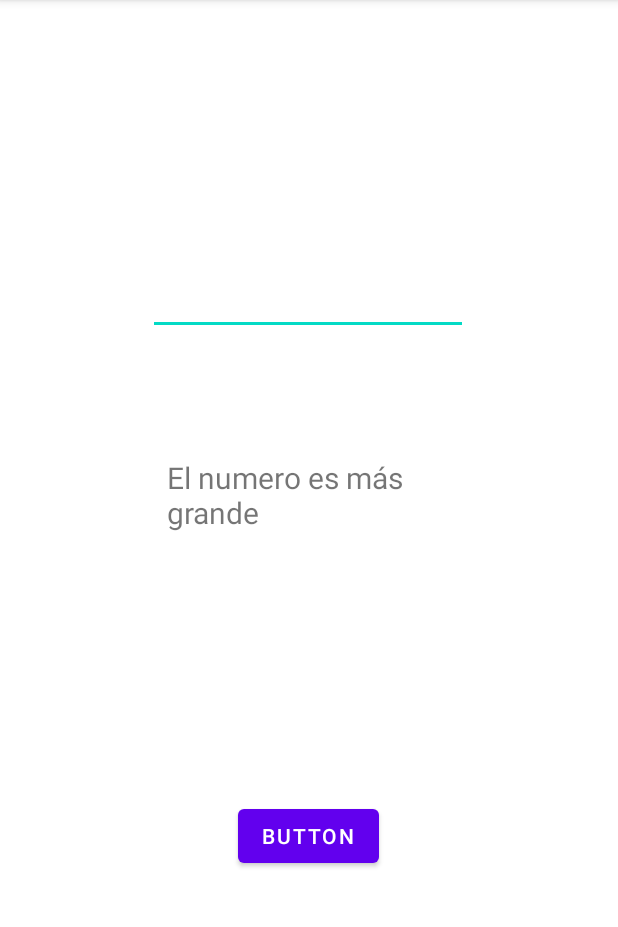
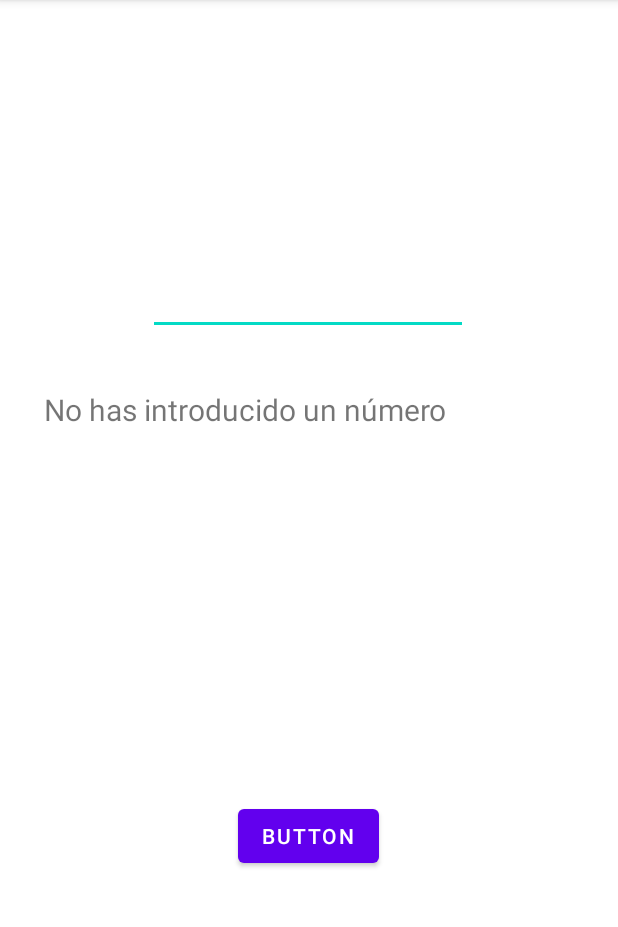
Before and after one commit to EduardMacianHerrera/EndevinaElNumero, an Android app: the screen it shows after launch (MainActivity), after a tap on "BUTTON", on a phone screen of 412 x 824 dp, the part 84-1011 px from its top. Run offline under Robolectric (Android 15) with nearby library versions, the phone set to English and light mode, and no system bars.

Commit message:
Añadido dialogo y ajustada la detección del valor

```diff
--- a/app/src/main/java/com/example/endevinaelnumero/MainActivity.java
+++ b/app/src/main/java/com/example/endevinaelnumero/MainActivity.java
@@ -1,10 +1,15 @@
 package com.example.endevinaelnumero;
 
+import androidx.appcompat.app.AlertDialog;
 import androidx.appcompat.app.AppCompatActivity;
+import androidx.fragment.app.DialogFragment;
 
+import android.app.Dialog;
 import android.content.Context;
+import android.content.DialogInterface;
 import android.os.Bundle;
 import android.text.Editable;
+import android.text.method.ScrollingMovementMethod;
 import android.view.View;
 import android.widget.Button;
 import android.widget.EditText;
@@ -28,29 +33,70 @@ public class MainActivity extends AppCompatActivity {
         Button button = findViewById(R.id.button);
         EditText campo = findViewById(R.id.campo);
         TextView textoCampo = findViewById(R.id.textView);
+        textoCampo.setMovementMethod(new ScrollingMovementMethod());
+        TextView textoIntentos = findViewById(R.id.intentos);
+
         button.setOnClickListener(new View.OnClickListener() {
             @Override
             public void onClick(View view) {
                 Context context = getApplicationContext();
-                intentos++;
                 CharSequence texto = "";
                 Editable valor = campo.getText();
 
-                int valorInt = Integer.parseInt(valor.toString());
+                if (!valor.toString().equals("")){
+                    intentos++;
+                    textoIntentos.setText("Intento "+intentos);
+                    int valorInt = Integer.parseInt(valor.toString());
+                    if (valorInt < numRandom){
+                        texto = "El numero "+ valorInt+ " es más pequeño\n";
+                    } else if (valorInt > numRandom) {
+                        texto = "El numero "+ valorInt+ " es más grande\n";
+                    } else {
+                        texto = "CORRECTO! Te ha llevado "+intentos+" intentos\n";
+                        AlertDialog.Builder builder = new AlertDialog.Builder(MainActivity.this);
+                        builder.setMessage("Has adivinado el número")
+                                .setTitle("CORRECTO")
+                                .setPositiveButton("ACEPTAR", new DialogInterface.OnClickListener() {
+                                    public void onClick(DialogInterface dialog, int id) {
 
-                if (valorInt > numRandom){
-                    texto = "El numero es más pequeño";
-                } else if (valorInt < numRandom) {
-                    texto = "El numero es más grande";
+                                    }
+                                });
+                        AlertDialog dialog = builder.create();
+                        dialog.show();
+                    }
+
+                    textoCampo.append(texto);
+                    Toast toast = Toast.makeText(context,texto,Toast.LENGTH_LONG);
+                    toast.show();
                 } else {
-                    texto = "CORRECTO! Te ha llevado "+intentos+" intentos";
+                    textoCampo.append("No has introducido un número\n");
                 }
 
-                textoCampo.setText(texto);
-                Toast toast = Toast.makeText(context,texto,Toast.LENGTH_LONG);
-                toast.show();
+
+
             }
         });
 
     }
 }
+
+//class DialogoCorrecto extends DialogFragment {
+//    @Override
+//    public Dialog onCreateDialog(Bundle savedInstanceState) {
+//        // Use the Builder class for convenient dialog construction
+//        AlertDialog.Builder builder = new AlertDialog.Builder(getActivity());
+//        builder.setMessage("Correcto")
+//                .setPositiveButton("Aceptar", new DialogInterface.OnClickListener() {
+//                    public void onClick(DialogInterface dialog, int id) {
+//                        // START THE GAME!
+//                    }
+//                })
+//                .setNegativeButton("Cancelar", new DialogInterface.OnClickListener() {
+//                    public void onClick(DialogInterface dialog, int id) {
+//                        // User cancelled the dialog
+//                    }
+//                });
+//        // Create the AlertDialog object and return it
+//        return builder.create();
+//    }
+//}
--- a/app/src/main/res/layout/activity_main.xml
+++ b/app/src/main/res/layout/activity_main.xml
@@ -33,12 +33,23 @@
 
     <TextView
         android:id="@+id/textView"
-        android:layout_width="189dp"
-        android:layout_height="105dp"
+        android:layout_width="354dp"
+        android:layout_height="220dp"
+        android:scrollbarAlwaysDrawHorizontalTrack="true"
         android:textSize="20sp"
         app:layout_constraintBottom_toTopOf="@+id/button"
         app:layout_constraintEnd_toEndOf="parent"
         app:layout_constraintStart_toStartOf="parent"
         app:layout_constraintTop_toBottomOf="@+id/campo"
         app:layout_constraintVertical_bias="0.398" />
+
+    <TextView
+        android:id="@+id/intentos"
+        android:layout_width="109dp"
+        android:layout_height="28dp"
+        android:textAlignment="center"
+        app:layout_constraintBottom_toTopOf="@+id/campo"
+        app:layout_constraintEnd_toEndOf="parent"
+        app:layout_constraintStart_toStartOf="parent"
+        app:layout_constraintTop_toTopOf="parent" />
 </androidx.constraintlayout.widget.ConstraintLayout>
```
